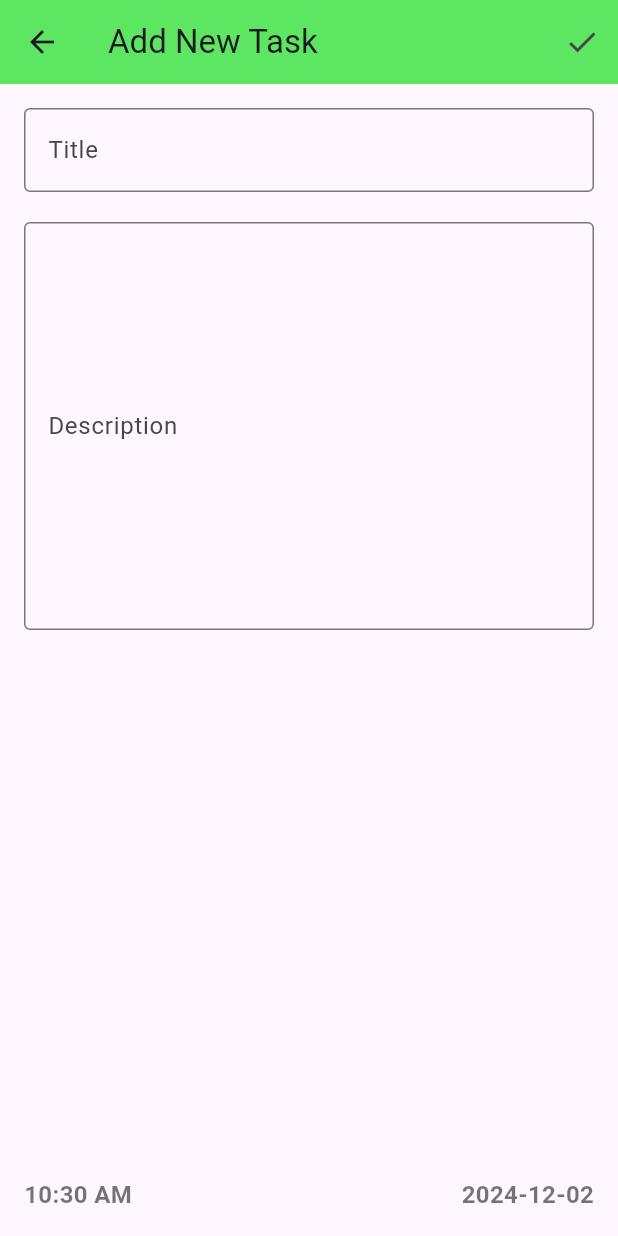
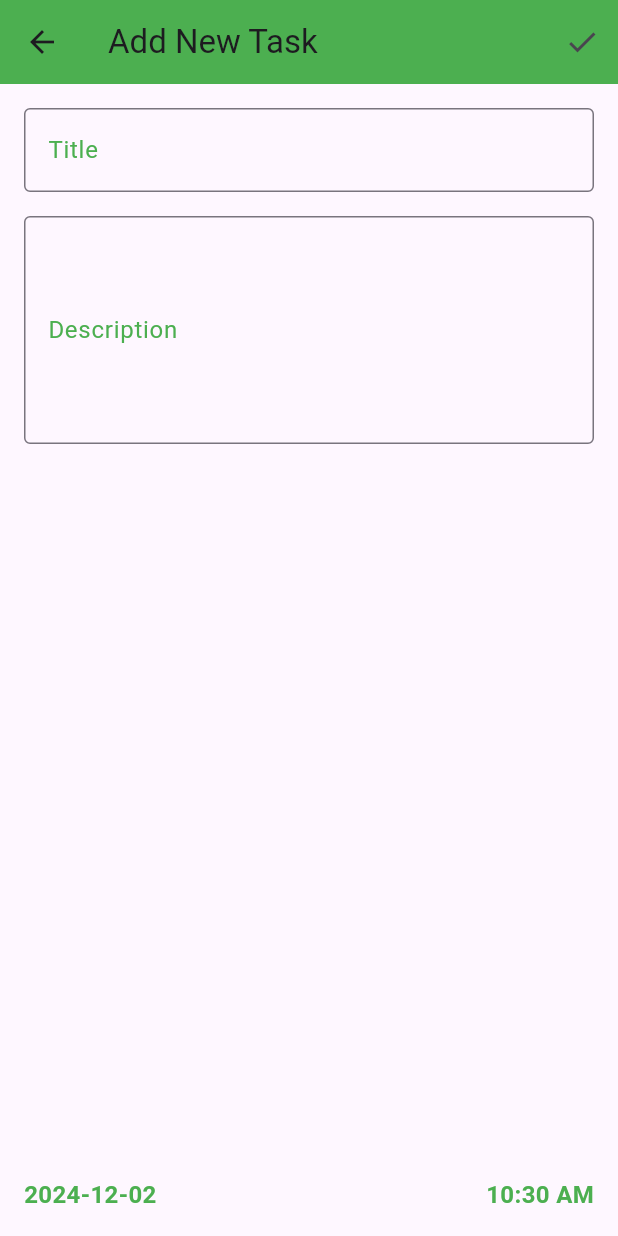
Before and after one commit to princejs446/Main-Project-1, a Flutter app: the Taskscreen screen opened directly, on a phone screen of 412 x 824 dp. Run offline on Flutter 3.47's test engine with Material 3 defaults, Android fonts, the phone set to English and light mode, and no system bars.

Commit message:
main project on 2/12/2024

```diff
--- a/lib/TaskScreen.dart
+++ b/lib/TaskScreen.dart
@@ -1,123 +1,83 @@
 import 'package:flutter/material.dart';
 
-class Taskscreen extends StatefulWidget {
-  const Taskscreen({super.key});
-
-  @override
-  State<Taskscreen> createState() => _TaskscreenState();
-}
-
-class _TaskscreenState extends State<Taskscreen> {
+class Taskscreen extends StatelessWidget {
   final TextEditingController _titleController = TextEditingController();
-  final TextEditingController _contentController = TextEditingController();
-
-  // Function to get current time in hh:mm AM/PM format
-  String getCurrentTime() {
-    final now = DateTime.now();
-    int hour = now.hour;
-    int minute = now.minute;
-    String period = hour >= 12 ? "PM" : "AM";
-
-    // Convert to 12-hour format
-    if (hour > 12) {
-      hour -= 12;
-    } else if (hour == 0) {
-      hour = 12; // Handle 12:00 AM case
-    }
-
-    // Format minutes to always show 2 digits
-    String formattedMinute = minute < 10 ? "0$minute" : "$minute";
-    return "$hour:$formattedMinute $period";
-  }
-
-  // Function to get current date in yyyy-MM-dd format
-  String getCurrentDate() {
-    final now = DateTime.now();
-    int year = now.year;
-    int month = now.month;
-    int day = now.day;
-
-    // Format month and day to always show 2 digits
-    String formattedMonth = month < 10 ? "0$month" : "$month";
-    String formattedDay = day < 10 ? "0$day" : "$day";
-
-    return "$year-$formattedMonth-$formattedDay";
-  }
+  final TextEditingController _descriptionController = TextEditingController();
 
   @override
   Widget build(BuildContext context) {
     return Scaffold(
       appBar: AppBar(
+        backgroundColor: Colors.green,
+        title: Text('Add New Task'),
         leading: IconButton(
           icon: Icon(Icons.arrow_back),
           onPressed: () {
             Navigator.pop(context);
           },
         ),
-        title: Text('Add New Task'),
         actions: [
           IconButton(
             icon: Icon(Icons.check),
             onPressed: () {
-              print('Title: ${_titleController.text}');
-              print('Content: ${_contentController.text}');
+              // Handle the save task logic
             },
           ),
         ],
-        backgroundColor: Color.fromARGB(255, 93, 230, 98),
       ),
-      body: Stack(
-        children: [
-          Padding(
+      body: Padding(
         padding: const EdgeInsets.all(16.0),
         child: Column(
-              crossAxisAlignment: CrossAxisAlignment.start,
+          crossAxisAlignment: CrossAxisAlignment.stretch,
           children: [
             TextField(
               controller: _titleController,
               decoration: InputDecoration(
                 labelText: 'Title',
+                labelStyle: TextStyle(color: Colors.green),
                 border: OutlineInputBorder(),
+                focusedBorder: OutlineInputBorder(
+                  borderSide: BorderSide(color: Colors.green),
                 ),
               ),
-                SizedBox(height: 20),
+            ),
+            SizedBox(height: 16),
             TextField(
-                  controller: _contentController,
-                  maxLines: 10,
+              controller: _descriptionController,
               decoration: InputDecoration(
                 labelText: 'Description',
+                labelStyle: TextStyle(color: Colors.green),
                 border: OutlineInputBorder(),
+                focusedBorder: OutlineInputBorder(
+                  borderSide: BorderSide(color: Colors.green),
+                ),
+              ),
+              maxLines: 5,
+            ),
+            Spacer(),
+            Row(
+              mainAxisAlignment: MainAxisAlignment.spaceBetween,
+              children: [
+                Text(
+                  '${DateTime.now().toLocal().toString().split(' ')[0]}',
+                  style: TextStyle(
+                    fontSize: 16,
+                    fontWeight: FontWeight.bold,
+                    color: Colors.green,
+                  ),
+                ),
+                Text(
+                  TimeOfDay.now().format(context),
+                  style: TextStyle(
+                    fontSize: 16,
+                    fontWeight: FontWeight.bold,
+                    color: Colors.green,
                   ),
                 ),
               ],
             ),
+          ],
         ),
-
-          Positioned(
-            left: 16,
-            bottom: 16,
-            child: Text(
-              getCurrentTime(),
-              style: TextStyle(
-                fontSize: 16,
-                fontWeight: FontWeight.bold,
-                color: Colors.black54,
-              ),
-            ),
-          ),
-          Positioned(
-            right: 16,
-            bottom: 16,
-            child: Text(
-              getCurrentDate(),
-              style: TextStyle(
-                fontSize: 16,
-                fontWeight: FontWeight.bold,
-                color: Colors.black54,
-              ),
-            ),
-          ),
-        ],
       ),
     );
   }
--- a/lib/main.dart
+++ b/lib/main.dart
@@ -1,7 +1,4 @@
 import 'package:flutter/material.dart';
-import 'package:main_project1/ListScreen.dart';
-
-import 'package:main_project1/TaskScreen.dart';
 import 'package:main_project1/homescreen.dart';
 
 void main() {
@@ -16,7 +13,7 @@ class MyApp extends StatelessWidget {
   Widget build(BuildContext context) {
     return MaterialApp(
    debugShowCheckedModeBanner: false,
-   home: Taskscreen(),
+   home: Homescreen(),
     );
   }
 }
--- a/pubspec.yaml
+++ b/pubspec.yaml
@@ -35,6 +35,7 @@ dependencies:
   # The following adds the Cupertino Icons font to your application.
   # Use with the CupertinoIcons class for iOS style icons.
   cupertino_icons: ^1.0.8
+  appwrite: ^13.0.0
 
 dev_dependencies:
   flutter_test:
```
Also changed, not shown: lib/homescreen.dart (+65 -27 lines), pubspec.lock, 5 other files. Lines whose indentation alone changed are shown as unchanged.
